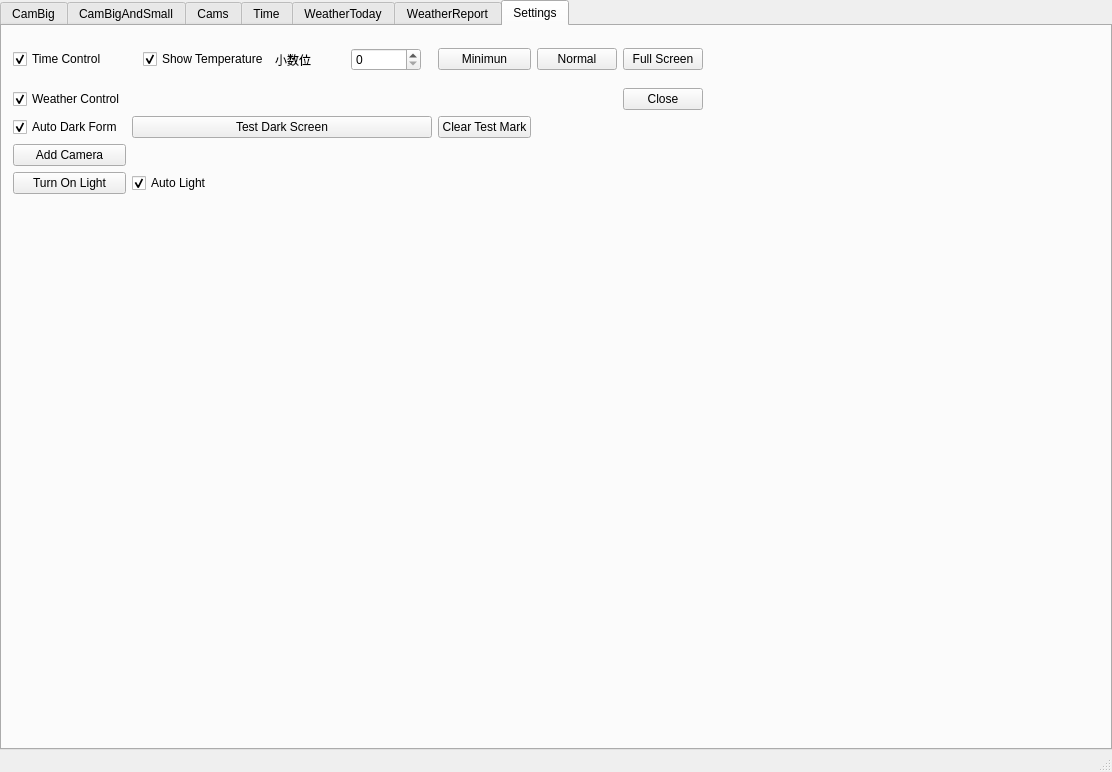
Old version of the form Other/CameraDemo/mainwindow.ui in the repository hondodo/PCamera.
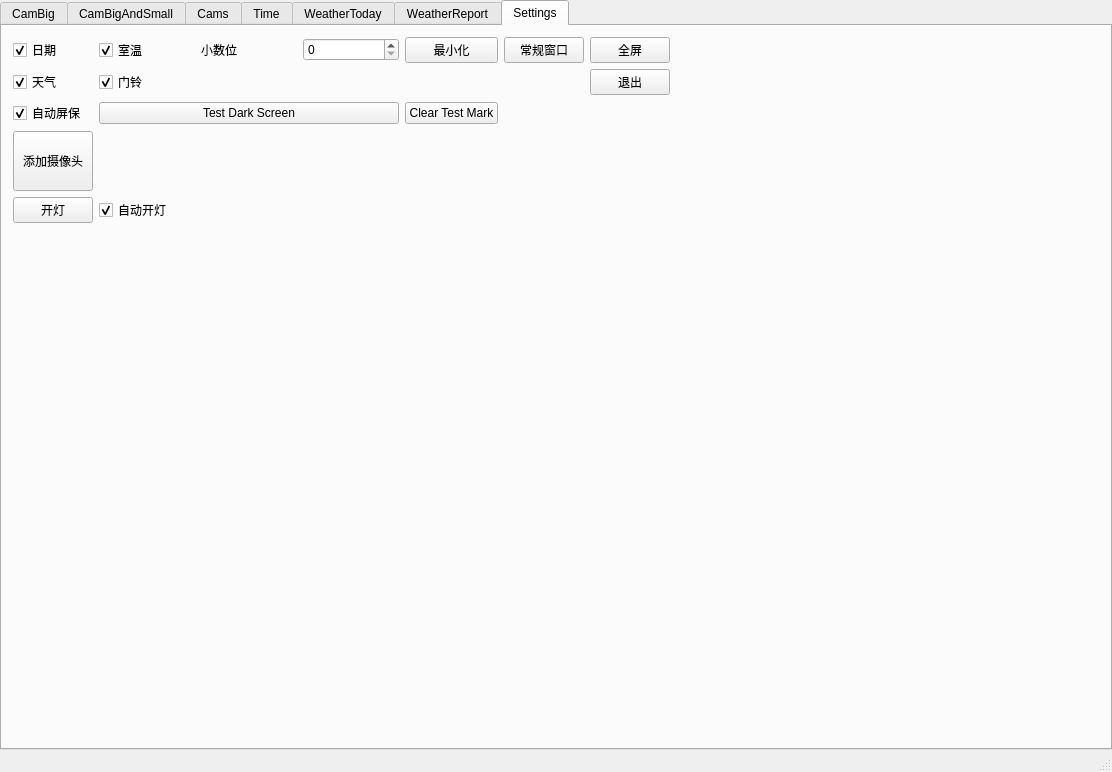
New version of the form.

Commit message: test enable ring

What changed in the file:
```diff
--- a/Other/CameraDemo/mainwindow.ui
+++ b/Other/CameraDemo/mainwindow.ui
@@ -398,7 +398,7 @@
              <item row="0" column="0">
               <widget class="QCheckBox" name="checkBoxTimeControl">
                <property name="text">
-                <string>Time Control</string>
+                <string>日期</string>
                </property>
                <property name="checked">
                 <bool>true</bool>
@@ -408,14 +408,14 @@
              <item row="0" column="2">
               <widget class="QPushButton" name="pushButtonMiniForm">
                <property name="text">
-                <string>Minimun</string>
+                <string>最小化</string>
                </property>
               </widget>
              </item>
              <item row="1" column="0">
               <widget class="QCheckBox" name="checkBoxWeatherControl">
                <property name="text">
-                <string>Weather Control</string>
+                <string>天气</string>
                </property>
                <property name="checked">
                 <bool>true</bool>
@@ -425,7 +425,7 @@
              <item row="2" column="0">
               <widget class="QCheckBox" name="checkBoxAutoDarkForm">
                <property name="text">
-                <string>Auto Dark Form</string>
+                <string>自动屏保</string>
                </property>
                <property name="checked">
                 <bool>true</bool>
@@ -435,7 +435,7 @@
              <item row="4" column="0">
               <widget class="QPushButton" name="pushButtonTurnOnLight">
                <property name="text">
-                <string>Turn On Light</string>
+                <string>开灯</string>
                </property>
                <property name="checked">
                 <bool>false</bool>
@@ -451,15 +451,21 @@
              </item>
              <item row="3" column="0">
               <widget class="QPushButton" name="pushButtonAddCamera">
+               <property name="minimumSize">
+                <size>
+                 <width>0</width>
+                 <height>60</height>
+                </size>
+               </property>
                <property name="text">
-                <string>Add Camera</string>
+                <string>添加摄像头</string>
                </property>
               </widget>
              </item>
              <item row="4" column="1">
               <widget class="QCheckBox" name="checkBoxAutoLight">
                <property name="text">
-                <string>Auto Light</string>
+                <string>自动开灯</string>
                </property>
                <property name="checked">
                 <bool>true</bool>
@@ -476,21 +482,21 @@
              <item row="0" column="3">
               <widget class="QPushButton" name="pushButtonNormalForm">
                <property name="text">
-                <string>Normal</string>
+                <string>常规窗口</string>
                </property>
               </widget>
              </item>
              <item row="0" column="4">
               <widget class="QPushButton" name="pushButtonFullScreen">
                <property name="text">
-                <string>Full Screen</string>
+                <string>全屏</string>
                </property>
               </widget>
              </item>
              <item row="1" column="4">
               <widget class="QPushButton" name="pushButtonClose">
                <property name="text">
-                <string>Close</string>
+                <string>退出</string>
                </property>
               </widget>
              </item>
@@ -503,10 +509,22 @@
                 </size>
                </property>
                <layout class="QGridLayout" name="gridLayout_14">
+                <property name="leftMargin">
+                 <number>0</number>
+                </property>
+                <property name="topMargin">
+                 <number>0</number>
+                </property>
+                <property name="rightMargin">
+                 <number>0</number>
+                </property>
+                <property name="bottomMargin">
+                 <number>0</number>
+                </property>
                 <item row="0" column="0">
                  <widget class="QCheckBox" name="checkBoxShowTemperature">
                   <property name="text">
-                   <string>Show Temperature</string>
+                   <string>室温</string>
                   </property>
                   <property name="checked">
                    <bool>true</bool>
@@ -533,6 +551,16 @@
                </layout>
               </widget>
              </item>
+             <item row="1" column="1">
+              <widget class="QCheckBox" name="checkBoxDoorRing">
+               <property name="text">
+                <string>门铃</string>
+               </property>
+               <property name="checked">
+                <bool>true</bool>
+               </property>
+              </widget>
+             </item>
             </layout>
            </item>
            <item row="0" column="1">
```
The commit also changes 2 other files.
